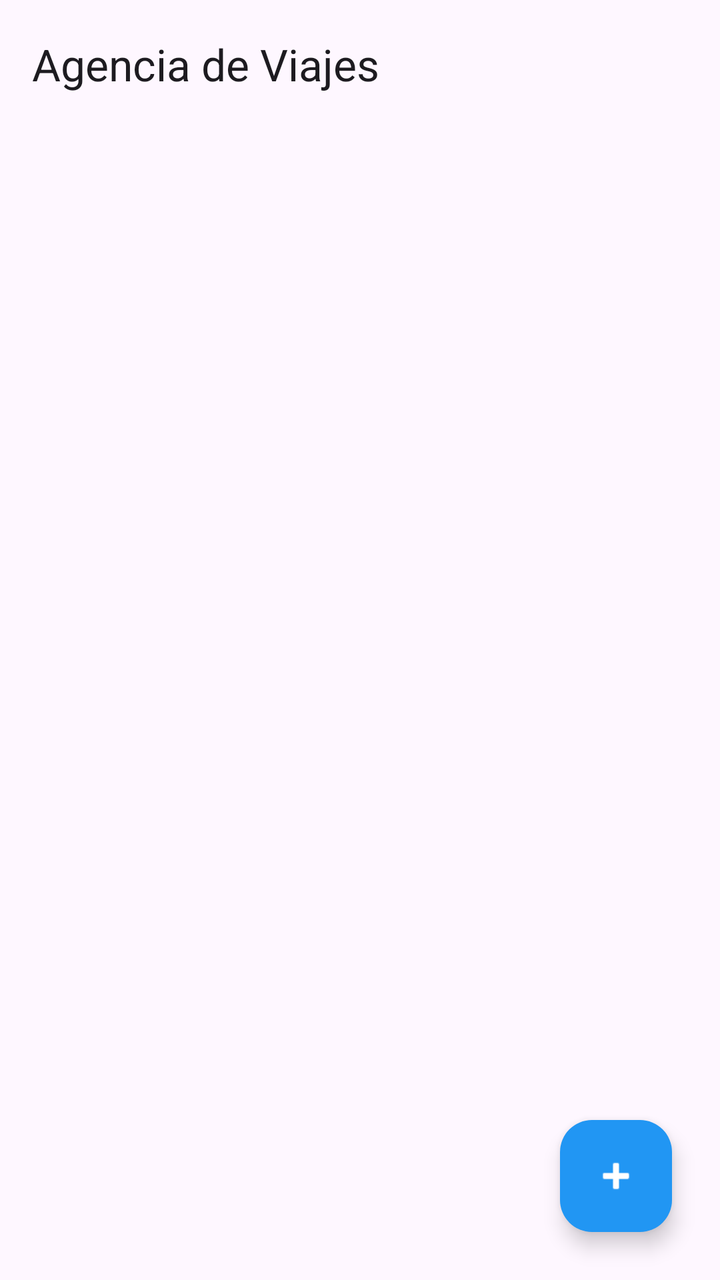
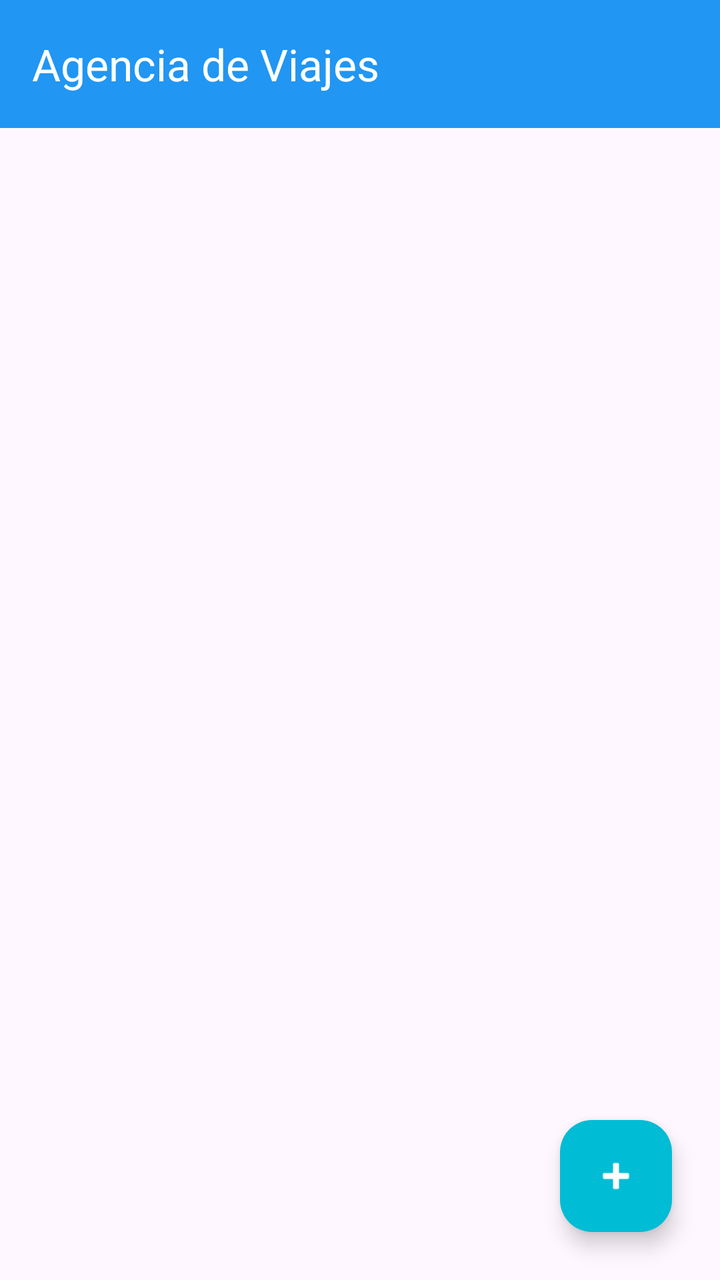

Compare the two renders of this Android layout. The source of the first and the diff that turns it into the second are given below.
<!-- AndroidManifest.xml: application theme Theme.AgenciaViajes -->
<!-- res/layout/activity_main.xml -->
<?xml version="1.0" encoding="utf-8"?>
<androidx.coordinatorlayout.widget.CoordinatorLayout
    xmlns:android="http://schemas.android.com/apk/res/android"
    xmlns:app="http://schemas.android.com/apk/res-auto"

    android:layout_width="match_parent"
    android:layout_height="match_parent">

    <LinearLayout
        android:layout_width="match_parent"
        android:layout_height="match_parent"
        android:orientation="vertical">

        
        <com.google.android.material.appbar.AppBarLayout
            android:layout_width="match_parent"
            android:layout_height="wrap_content">

            <com.google.android.material.appbar.MaterialToolbar
                android:id="@+id/toolbar"
                android:layout_width="match_parent"
                android:layout_height="?attr/actionBarSize"
                app:title="Agencia de Viajes" />

        </com.google.android.material.appbar.AppBarLayout>

        <TextView
            android:id="@+id/tvEmpty"
            android:layout_width="match_parent"
            android:layout_height="match_parent"
            android:gravity="center"
            android:text="@string/presiona_para_agregar"
            android:textSize="16sp"
            android:visibility="gone" />

        <androidx.recyclerview.widget.RecyclerView
            android:id="@+id/rvDestinos"
            android:layout_width="match_parent"
            android:layout_height="match_parent"
            android:padding="4dp" />

    </LinearLayout>

    <com.google.android.material.floatingactionbutton.FloatingActionButton
        android:id="@+id/fabAgregar"
        android:layout_width="wrap_content"
        android:layout_height="wrap_content"
        android:layout_gravity="bottom|end"
        android:layout_margin="24dp"
        android:contentDescription="@string/agregar_destino"
        app:srcCompat="@android:drawable/ic_input_add" />

</androidx.coordinatorlayout.widget.CoordinatorLayout>
<!-- resources referenced by this layout -->
<resources>
  <string name="agregar_destino">Agregar Destino</string>
  <string name="presiona_para_agregar">No hay destinos registrados aún\nPara agregar uno nuevo, presiona \'+\'</string>
  <style name="Theme.AgenciaViajes" parent="Base.Theme.AgenciaViajes" />
  <style name="Base.Theme.AgenciaViajes" parent="Theme.Material3.DayNight.NoActionBar">
          
          <item name="colorPrimary">@color/primary</item>
          <item name="colorPrimaryVariant">@color/primary_dark</item>
          <item name="colorOnPrimary">@color/icons</item>
  
          
          <item name="colorOnSecondary">@color/icons</item>
          <item name="colorPrimaryContainer">@color/primary</item>
          <item name="colorOnPrimaryContainer">@color/icons</item>
          <item name="colorSecondary">@color/accent</item>
          <item name="colorSecondaryContainer">@color/accent</item>
          <item name="colorOnSecondaryContainer">@color/icons</item>
  
          
          <item name="android:statusBarColor">@color/primary_dark</item>
          
          
      </style>
  <color name="primary">#2196F3</color>
  <color name="primary_dark">#1976D2</color>
  <color name="icons">#FFFFFF</color>
  <color name="accent">#00BCD4</color>
</resources>

<!-- the commit's change to res/layout/activity_main.xml (unified diff, before → after) -->
@@ -20,7 +20,9 @@
                 android:id="@+id/toolbar"
                 android:layout_width="match_parent"
                 android:layout_height="?attr/actionBarSize"
-                app:title="Agencia de Viajes" />
+                android:background="@color/primary"
+                app:title="Agencia de Viajes"
+                app:titleTextColor="@color/icons" />
 
         </com.google.android.material.appbar.AppBarLayout>
 
@@ -48,6 +50,8 @@
         android:layout_gravity="bottom|end"
         android:layout_margin="24dp"
         android:contentDescription="@string/agregar_destino"
+        app:backgroundTint="@color/accent"
+        app:tint="@color/icons"
         app:srcCompat="@android:drawable/ic_input_add" />
 
 </androidx.coordinatorlayout.widget.CoordinatorLayout>
